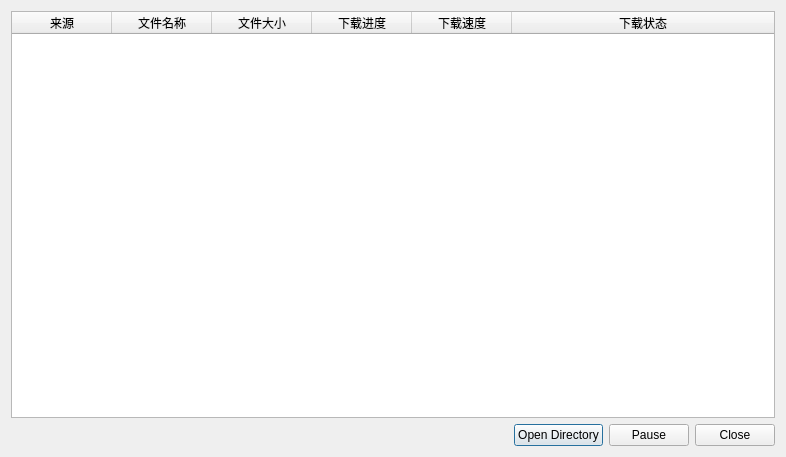
Qt form src/ui/filetransferdlg.ui (zhanlangsir/Qtqq) before a commit.
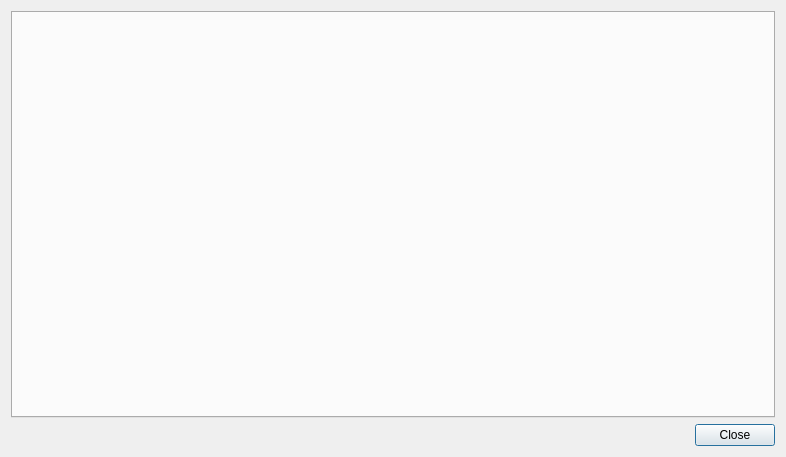
The same form after that commit.

Commit message: 文件发送

```diff
--- a/src/ui/filetransferdlg.ui
+++ b/src/ui/filetransferdlg.ui
@@ -15,60 +15,10 @@
   </property>
   <layout class="QVBoxLayout" name="verticalLayout_2">
    <item>
-    <layout class="QVBoxLayout" name="verticalLayout">
-     <item>
-      <widget class="QTableWidget" name="tw_tasks">
-       <property name="sizePolicy">
-        <sizepolicy hsizetype="MinimumExpanding" vsizetype="MinimumExpanding">
-         <horstretch>0</horstretch>
-         <verstretch>0</verstretch>
-        </sizepolicy>
-       </property>
-       <property name="rowCount">
-        <number>0</number>
-       </property>
-       <attribute name="horizontalHeaderVisible">
-        <bool>true</bool>
-       </attribute>
-       <attribute name="horizontalHeaderCascadingSectionResizes">
-        <bool>false</bool>
-       </attribute>
-       <attribute name="horizontalHeaderStretchLastSection">
-        <bool>true</bool>
-       </attribute>
-       <attribute name="verticalHeaderVisible">
-        <bool>false</bool>
-       </attribute>
-       <column>
-        <property name="text">
-         <string>来源</string>
-        </property>
-       </column>
-       <column>
-        <property name="text">
-         <string>文件名称</string>
-        </property>
-       </column>
-       <column>
-        <property name="text">
-         <string>文件大小</string>
-        </property>
-       </column>
-       <column>
-        <property name="text">
-         <string>下载进度</string>
-        </property>
-       </column>
-       <column>
-        <property name="text">
-         <string>下载速度</string>
-        </property>
-       </column>
-       <column>
-        <property name="text">
-         <string>下载状态</string>
-        </property>
-       </column>
+    <widget class="QTabWidget" name="main_tab">
+     <property name="currentIndex">
+      <number>-1</number>
+     </property>
       </widget>
      </item>
      <item>
@@ -86,28 +36,12 @@
          </property>
         </spacer>
        </item>
-       <item>
-        <widget class="QPushButton" name="open_directory_btn">
-         <property name="text">
-          <string>Open Directory</string>
-         </property>
-        </widget>
-       </item>
-       <item>
-        <widget class="QPushButton" name="pause_btn">
-         <property name="text">
-          <string>Pause</string>
-         </property>
-        </widget>
-       </item>
        <item>
         <widget class="QPushButton" name="close_btn">
          <property name="text">
           <string>Close</string>
          </property>
         </widget>
-       </item>
-      </layout>
      </item>
     </layout>
    </item>
```
Lines whose indentation alone changed are shown as unchanged. The commit also changes 39 other files.
